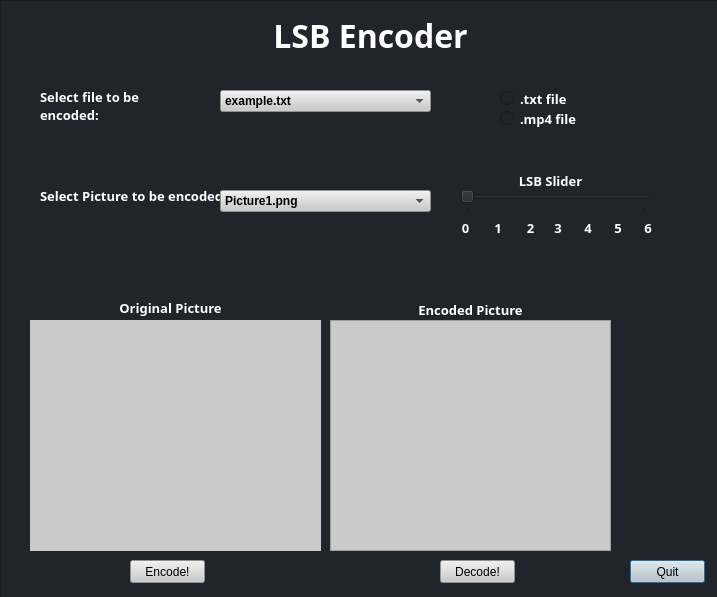
First picture: the form in testgui.ui, repository ChngJeremy/CSC2004-CyberSecurity, before the edit.
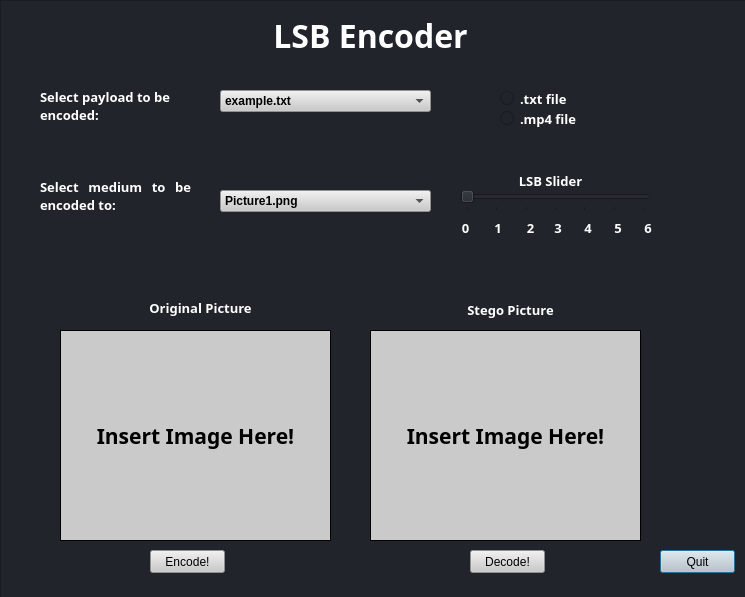
Second picture: the form after the edit. Icons and pictures are not drawn.

Commit message: merged and combined all file functions into testgui for integration

Diff of the .ui file:
```diff
--- a/testgui.ui
+++ b/testgui.ui
@@ -6,7 +6,7 @@
    <rect>
     <x>0</x>
     <y>0</y>
-    <width>717</width>
+    <width>745</width>
     <height>597</height>
    </rect>
   </property>
@@ -78,8 +78,8 @@
    <widget class="QPushButton" name="quitButton">
     <property name="geometry">
      <rect>
-      <x>630</x>
-      <y>560</y>
+      <x>660</x>
+      <y>550</y>
       <width>75</width>
       <height>23</height>
      </rect>
@@ -113,7 +113,7 @@
      <string notr="true">color: rgb(255, 255, 255);</string>
     </property>
     <property name="text">
-     <string>Select file to be encoded:</string>
+     <string>Select payload to be encoded:</string>
     </property>
     <property name="textFormat">
      <enum>Qt::PlainText</enum>
@@ -136,7 +136,7 @@
      <rect>
       <x>40</x>
       <y>170</y>
-      <width>221</width>
+      <width>151</width>
       <height>51</height>
      </rect>
     </property>
@@ -153,13 +153,13 @@
      <string notr="true">color: rgb(255, 255, 255);</string>
     </property>
     <property name="text">
-     <string>Select Picture to be encoded to:</string>
+     <string>Select medium to be encoded to:</string>
     </property>
     <property name="textFormat">
      <enum>Qt::PlainText</enum>
     </property>
     <property name="alignment">
-     <set>Qt::AlignLeading|Qt::AlignLeft|Qt::AlignVCenter</set>
+     <set>Qt::AlignJustify|Qt::AlignVCenter</set>
     </property>
     <property name="wordWrap">
      <bool>true</bool>
@@ -174,8 +174,8 @@
    <widget class="QPushButton" name="encodeButton">
     <property name="geometry">
      <rect>
-      <x>130</x>
-      <y>560</y>
+      <x>150</x>
+      <y>550</y>
       <width>75</width>
       <height>23</height>
      </rect>
@@ -258,67 +258,10 @@
      </property>
     </item>
    </widget>
-   <widget class="QFrame" name="pictureframe">
-    <property name="geometry">
-     <rect>
-      <x>30</x>
-      <y>320</y>
-      <width>291</width>
-      <height>231</height>
-     </rect>
-    </property>
-    <property name="styleSheet">
-     <string notr="true">background-color: rgb(202, 202, 202);</string>
-    </property>
-    <property name="frameShape">
-     <enum>QFrame::StyledPanel</enum>
-    </property>
-    <property name="frameShadow">
-     <enum>QFrame::Raised</enum>
-    </property>
-    <widget class="QLabel" name="label_before">
-     <property name="geometry">
-      <rect>
-       <x>0</x>
-       <y>0</y>
-       <width>291</width>
-       <height>231</height>
-      </rect>
-     </property>
-     <property name="text">
-      <string/>
-     </property>
-     <property name="pixmap">
-      <pixmap>../../../../Downloads/photo-1553949285-bdcb31ec5cba.jpg</pixmap>
-     </property>
-     <property name="scaledContents">
-      <bool>true</bool>
-     </property>
-    </widget>
-   </widget>
-   <widget class="QFrame" name="encodeframe">
-    <property name="geometry">
-     <rect>
-      <x>330</x>
-      <y>320</y>
-      <width>281</width>
-      <height>231</height>
-     </rect>
-    </property>
-    <property name="styleSheet">
-     <string notr="true">background-color: rgb(202, 202, 202);</string>
-    </property>
-    <property name="frameShape">
-     <enum>QFrame::StyledPanel</enum>
-    </property>
-    <property name="frameShadow">
-     <enum>QFrame::Raised</enum>
-    </property>
-   </widget>
    <widget class="QLabel" name="originalpiclabel">
     <property name="geometry">
      <rect>
-      <x>100</x>
+      <x>130</x>
       <y>300</y>
       <width>141</width>
       <height>16</height>
@@ -358,7 +301,7 @@
    <widget class="QLabel" name="encodedpiclabel">
     <property name="geometry">
      <rect>
-      <x>400</x>
+      <x>440</x>
       <y>300</y>
       <width>141</width>
       <height>20</height>
@@ -377,7 +320,7 @@
      <string notr="true">color: rgb(255, 255, 255);</string>
     </property>
     <property name="text">
-     <string>Encoded Picture</string>
+     <string>Stego Picture</string>
     </property>
     <property name="textFormat">
      <enum>Qt::PlainText</enum>
@@ -512,8 +455,8 @@
    <widget class="QPushButton" name="DecodeButton">
     <property name="geometry">
      <rect>
-      <x>440</x>
-      <y>560</y>
+      <x>470</x>
+      <y>550</y>
       <width>75</width>
       <height>23</height>
      </rect>
@@ -754,6 +697,84 @@
      <number>0</number>
     </property>
    </widget>
+   <widget class="QLabel" name="Picturelabel">
+    <property name="geometry">
+     <rect>
+      <x>60</x>
+      <y>330</y>
+      <width>271</width>
+      <height>211</height>
+     </rect>
+    </property>
+    <property name="font">
+     <font>
+      <family>MS Gothic</family>
+      <pointsize>16</pointsize>
+      <weight>75</weight>
+      <bold>true</bold>
+     </font>
+    </property>
+    <property name="acceptDrops">
+     <bool>true</bool>
+    </property>
+    <property name="layoutDirection">
+     <enum>Qt::LeftToRight</enum>
+    </property>
+    <property name="autoFillBackground">
+     <bool>false</bool>
+    </property>
+    <property name="styleSheet">
+     <string notr="true">background-color: rgb(202, 202, 202);</string>
+    </property>
+    <property name="frameShape">
+     <enum>QFrame::Box</enum>
+    </property>
+    <property name="text">
+     <string>Insert Image Here!</string>
+    </property>
+    <property name="alignment">
+     <set>Qt::AlignCenter</set>
+    </property>
+   </widget>
+   <widget class="QLabel" name="Stegolabel">
+    <property name="geometry">
+     <rect>
+      <x>370</x>
+      <y>330</y>
+      <width>271</width>
+      <height>211</height>
+     </rect>
+    </property>
+    <property name="font">
+     <font>
+      <family>MS Gothic</family>
+      <pointsize>16</pointsize>
+      <weight>75</weight>
+      <bold>true</bold>
+     </font>
+    </property>
+    <property name="acceptDrops">
+     <bool>true</bool>
+    </property>
+    <property name="layoutDirection">
+     <enum>Qt::LeftToRight</enum>
+    </property>
+    <property name="autoFillBackground">
+     <bool>false</bool>
+    </property>
+    <property name="styleSheet">
+     <string notr="true">background-color: rgb(202, 202, 202);</string>
+    </property>
+    <property name="frameShape">
+     <enum>QFrame::Box</enum>
+    </property>
+    <property name="text">
+     <string>Insert Image Here!</string>
+    </property>
+    <property name="alignment">
+     <set>Qt::AlignCenter</set>
+    </property>
+   </widget>
   </widget>
  </widget>
  <tabstops>
```
Left out of the diff: 22 changed lines with no effect on the pictures. The commit also changes 4 other files.
